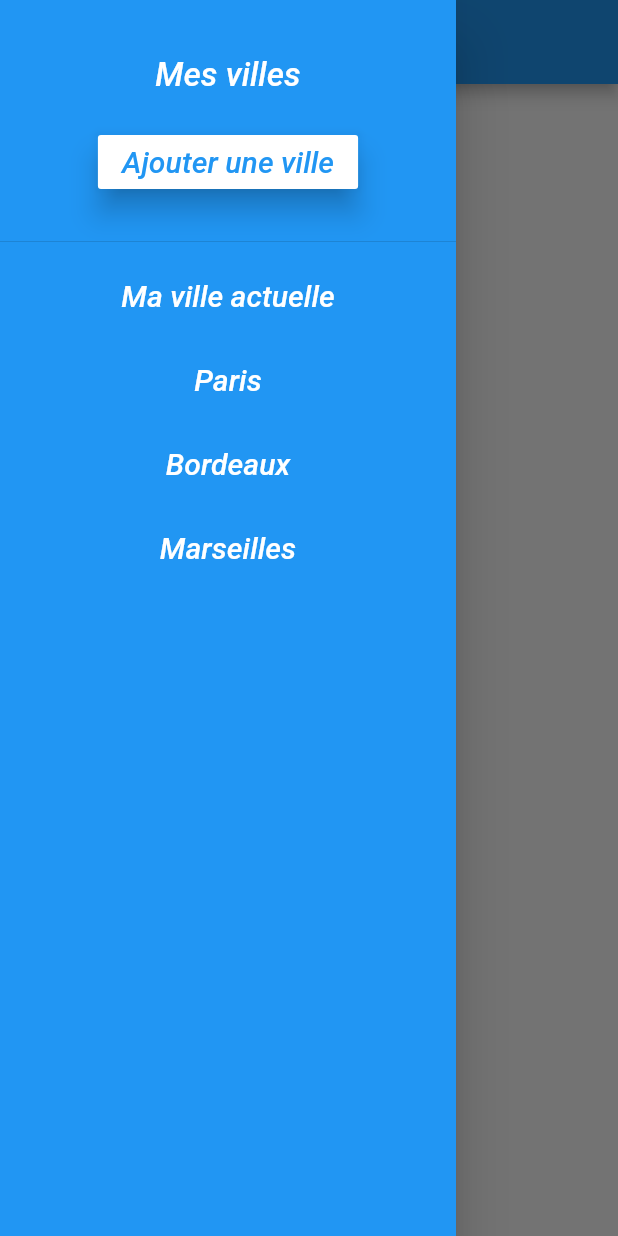
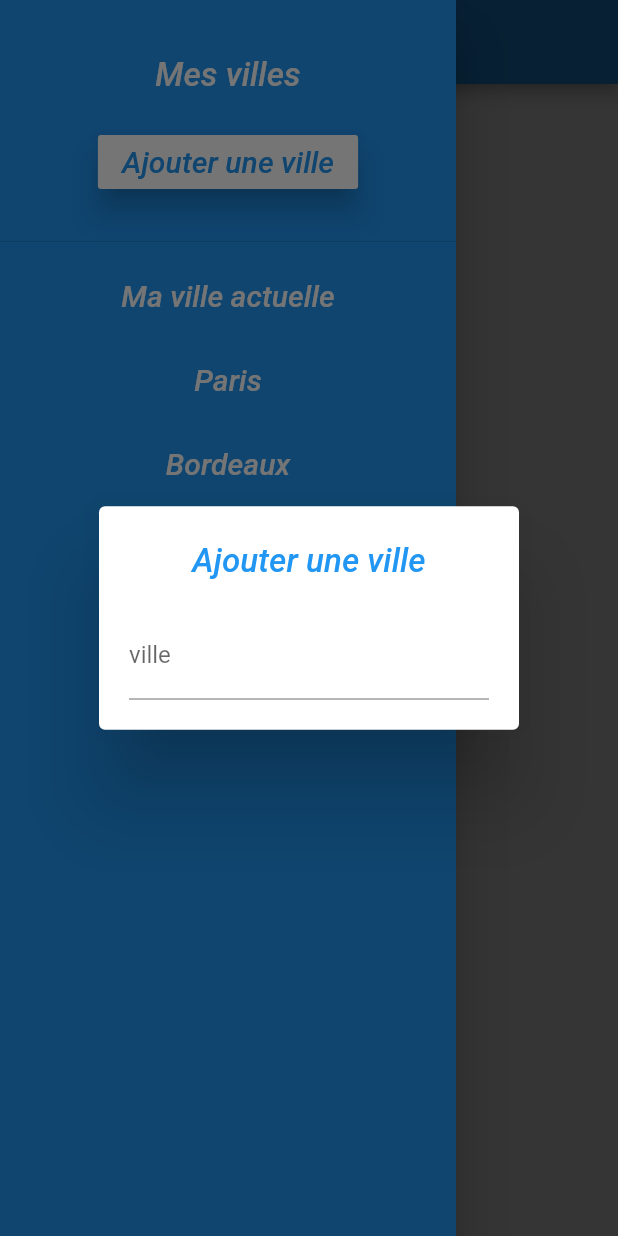
Before and after one commit to fabuloussTeam/LitleApp-Meteo, a Flutter app: the screen it shows after launch, in the side drawer, after a tap on "Ajouter une ville", on a phone screen of 412 x 824 dp. Run offline on Flutter 3.47's test engine with Material 2 defaults, Android fonts, the phone set to English and light mode, and no system bars.

Commit message:
Mise en place d'une dialog et d'un champs d'ajout d'une ville

```diff
--- a/lib/main.dart
+++ b/lib/main.dart
@@ -13,7 +13,7 @@ class MyApp extends StatelessWidget {
         primarySwatch: Colors.blue,
       ),
       home: MyHomePage(title: 'Coda meteo'),
-
+      debugShowCheckedModeBanner: false,
     );
   }
 }
@@ -55,9 +55,7 @@ class _MyHomePageState extends State<MyHomePage> {
                           color: Colors.white,
                           elevation: 8.0,
                           child: texteAvecStyle("Ajouter une ville", color: Colors.blue),
-                          onPressed: (){
-
-                          },
+                          onPressed: ajouterVille
                         )
                       ],
                     ),
@@ -99,6 +97,8 @@ class _MyHomePageState extends State<MyHomePage> {
     );
   }
 
+
+  // Function Text personnalité
   Text texteAvecStyle(String data, {color: Colors.white, fontsize: 20.0, fontStyle: FontStyle.italic,}){
     return new Text(
         data,
@@ -110,4 +110,29 @@ class _MyHomePageState extends State<MyHomePage> {
         ),
     );
   }
+
+  // Function simple dialog
+
+Future<Null> ajouterVille() async {
+    return showDialog(
+       barrierDismissible: true,
+       context: context,
+       builder: (BuildContext buildcontext) {
+          return new SimpleDialog(
+            contentPadding: EdgeInsets.all(20.0),
+            title: texteAvecStyle("Ajouter une ville", fontsize: 22.0, color: Colors.blue),
+            children: <Widget>[
+              new TextField(
+                decoration: new InputDecoration(labelText: "ville"),
+                onSubmitted: (String str) {
+                  Navigator.pop(buildcontext);
+                },
+              ),
+            ],
+          );
+       }
+    );
 }
+
+
+}
```
